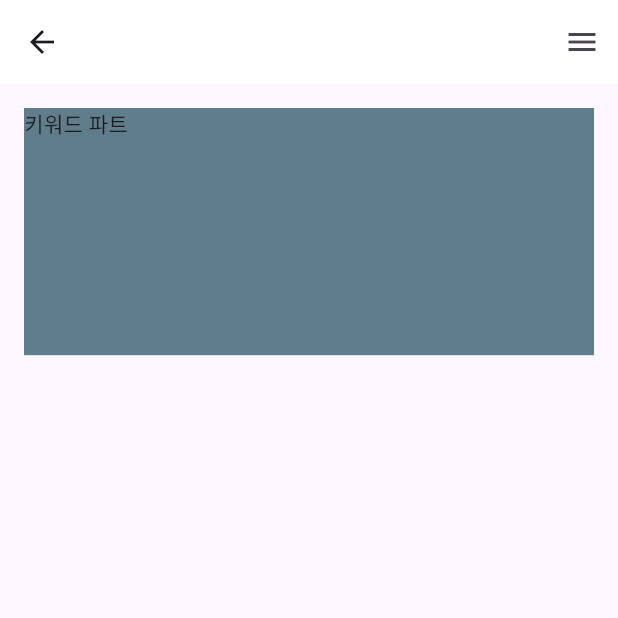
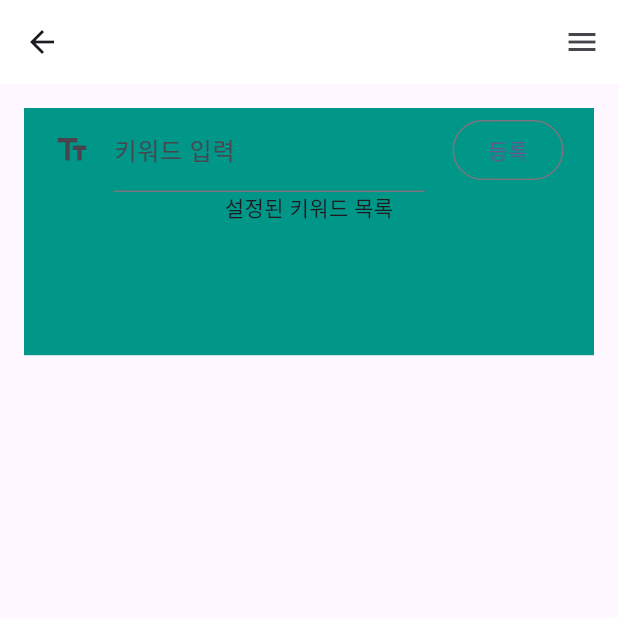
Before and after one commit to JangHyeonu/hackertohn_a, a Flutter app: the AlarmListScreen screen opened by its route, on a phone screen of 412 x 824 dp, the top half of it. Run offline on Flutter 3.47's test engine with Material 3 defaults, Android fonts, the phone set to English and light mode, and no system bars; our stand-ins replace cloud_firestore, firebase_auth, firebase_core, flutter_dotenv, flutter_riverpod, fluttertoast and 7 more; accounts and stored records are empty.

Commit message:
알림, 키워드 작업중

```diff
--- a/lib/alarm/component/keyword_component.dart
+++ b/lib/alarm/component/keyword_component.dart
@@ -1,5 +1,6 @@
 
 import 'package:flutter/cupertino.dart';
+import 'package:flutter/material.dart';
 import 'package:flutter_riverpod/flutter_riverpod.dart';
 
 class KeywordComponent extends ConsumerStatefulWidget {
@@ -15,7 +16,46 @@ class KeywordComponentState extends ConsumerState<KeywordComponent> {
 
   @override
   Widget build(BuildContext context) {
-    return Row();
+    return Container(
+      color: Colors.teal,
+      child: Column(
+        children: [
+          Row(
+            children: [
+              Container(
+                width: MediaQuery.of(context).size.width * 0.60,
+                margin: const EdgeInsets.only(left: 20, right: 10),
+                child: TextFormField(
+                  onChanged: (value) {
+                    // TODO :: 입력 받은 값으로 기존 키워드 검색 후 키워드 목록 선택지 출력 => 선택한 키워드로 값 대체
+                  },
+                  decoration: const InputDecoration(
+                      icon: Icon(Icons.text_fields),
+                      label: Text("키워드 입력")
+                  ),
+                ),
+              ),
+              Container(
+                width: MediaQuery.of(context).size.width * 0.2,
+                alignment: Alignment.centerRight,
+                child: OutlinedButton(
+                  onPressed: () {
+                    // TODO :: keyword textFormField의 내용을 키워드로 DB에 저장
+                  },
+                  child: const Text("등록"),
+                ),
+              )
+            ],
+          ),
+          const Text("설정된 키워드 목록"),
+          Stack(
+            children: [
+
+            ],
+          )
+        ],
+      ),
+    );
   }
 
 }
--- a/lib/alarm/view/alarm_list_screen.dart
+++ b/lib/alarm/view/alarm_list_screen.dart
@@ -6,6 +6,7 @@ import 'package:flutter/src/widgets/framework.dart';
 import 'package:flutter_riverpod/flutter_riverpod.dart';
 import 'package:seeya_hackthon_a/_common/layout/default_layout.dart';
 import 'package:seeya_hackthon_a/alarm/component/alarm_list_component.dart';
+import 'package:seeya_hackthon_a/alarm/component/keyword_component.dart';
 import 'package:seeya_hackthon_a/alarm/provider/alarm_provider.dart';
 import 'package:seeya_hackthon_a/user/provider/user_provider.dart';
 
@@ -55,9 +56,9 @@ class AlarmListScreenState extends ConsumerState<AlarmListScreen> {
               Container(
                 width: MediaQuery.of(context).size.width,
                 height: MediaQuery.of(context).size.height * 0.2,
-                color: Colors.blueGrey,
                 margin: const EdgeInsets.only(bottom: 16.0),
-                child: const Text("키워드 파트"),
+                // color: Colors.blueGrey,
+                child: const KeywordComponent(),
               ),
               // 알림 목록 부분
               SizedBox(
```
Also changed, not shown: lib/alarm/model/keyword_model.dart (+14 -1 lines), lib/alarm/repository/keyword_repository.dart (+36 -1 lines).
